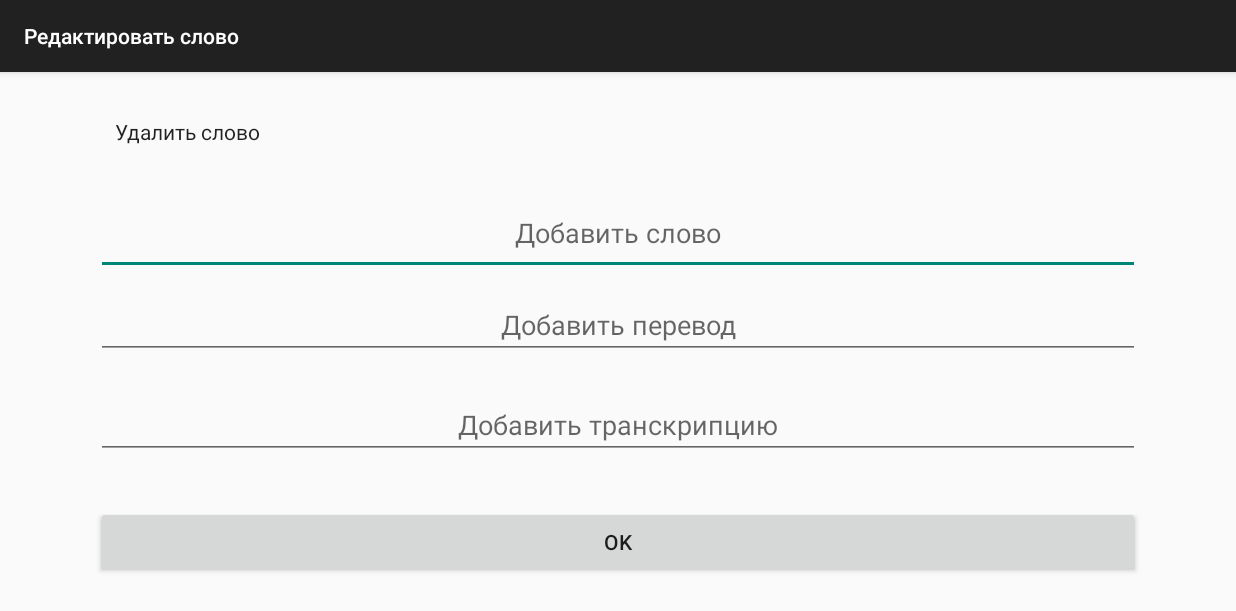
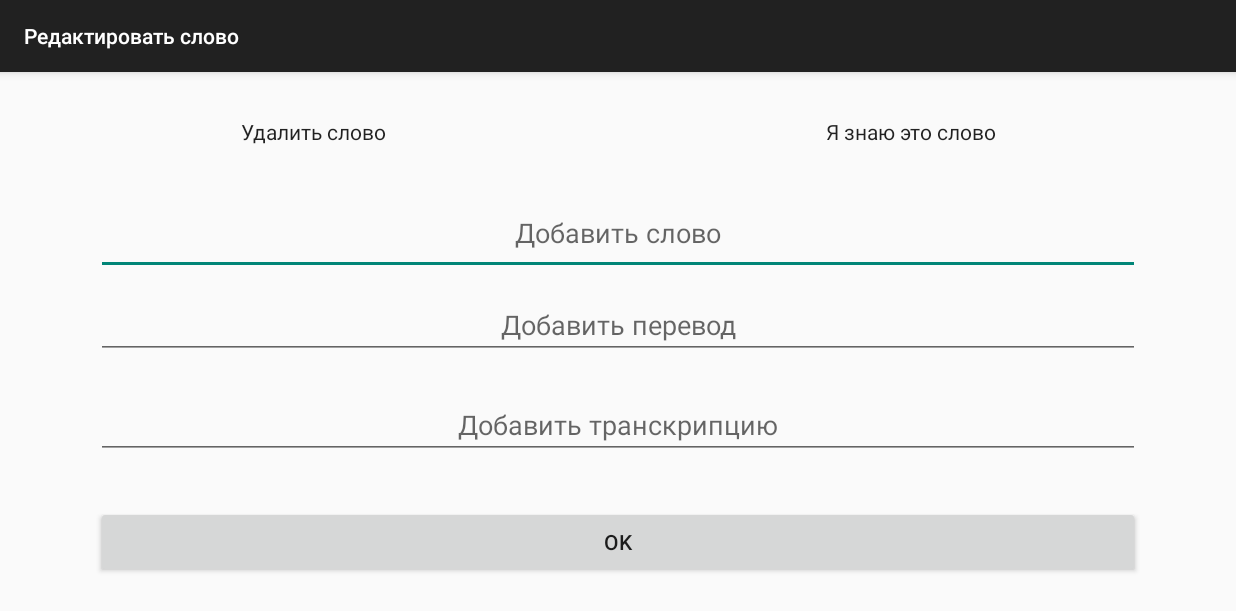
Before and after one commit to artstesh/WordCards, an Android app: the ChangeWordActivity screen opened directly, with no data from a screen before it, on a phone screen of 824 x 412 dp (held sideways). Shown: the top 611 px of the screen. Run offline under Robolectric (Android 15) with nearby library versions, the phone set to English and light mode, and no system bars.

Commit message:
IknowWord btn added

```diff
--- a/app/src/main/java/artstesh/wordcards/ChangeWordActivity.java
+++ b/app/src/main/java/artstesh/wordcards/ChangeWordActivity.java
@@ -21,6 +21,7 @@ public class ChangeWordActivity extends ActionBarActivity implements OnClickList
 	EditText etTransl;
 	Button btnOK;
 	Button btnDelete;
+	Button btnIknow;
 
 
 	@Override
@@ -35,9 +36,11 @@ public class ChangeWordActivity extends ActionBarActivity implements OnClickList
 		etTransl = (EditText) findViewById(R.id.etNewTransl);
 		btnOK = (Button) findViewById(R.id.btnOK);
 		btnDelete = (Button) findViewById(R.id.btnDelete);
+		btnIknow = (Button) findViewById(R.id.btnIknow);
 
 		btnOK.setOnClickListener(this);
 		btnDelete.setOnClickListener(this);
+		btnIknow.setOnClickListener(this);
 
 		etWord.setText(MainActivity.word.getName());
 		etTransc.setText(MainActivity.word.getTranscriprion());
@@ -65,5 +68,12 @@ public class ChangeWordActivity extends ActionBarActivity implements OnClickList
 			Intent intent = new Intent(this, MainActivity.class);
 			startActivity(intent);
 		}
+		else if(v.getId() == R.id.btnIknow)
+		{
+			ChangeDB.addLearnedWord(MainActivity.word);
+			MainActivity.randomWord.deleteWord(MainActivity.word);
+			Intent intent = new Intent(this, MainActivity.class);
+			startActivity(intent);
+		}
 	}
 }
--- a/app/src/main/java/artstesh/wordcards/tools/RandomWord.java
+++ b/app/src/main/java/artstesh/wordcards/tools/RandomWord.java
@@ -21,7 +21,7 @@ public class RandomWord
 
 	public Word getRandomWord()
 	{
-		//Collections.shuffle(words300);
+	//Collections.shuffle(words300);
 		if(words300.size()<1) {return new Word();}
 		int rand = (int) (Math.random()*words300.size());
 		int stoper = 10;
--- a/app/src/main/res/layout/activity_change_word.xml
+++ b/app/src/main/res/layout/activity_change_word.xml
@@ -32,8 +32,20 @@
                 android:layout_height="wrap_content"
                 android:text="@string/delete_nWord"
                 android:id="@+id/btnDelete"
-                android:layout_gravity="top|left"
-                style="@android:style/Widget.Holo.Light.ActionButton.Overflow"/>
+                style="@android:style/Widget.Holo.Light.ActionButton.Overflow"
+                android:layout_gravity="left"
+                android:layout_weight="1"/>
+
+            <Button
+                style="@android:style/Widget.Holo.Light.ActionButton.Overflow"
+                android:layout_width="wrap_content"
+                android:layout_height="wrap_content"
+                android:text="@string/i_know"
+                android:id="@+id/btnIknow"
+                android:layout_column="22"
+                android:layout_weight="1"
+                />
+
         </TableRow>
 
         <TableRow
--- a/app/src/main/res/values/strings.xml
+++ b/app/src/main/res/values/strings.xml
@@ -14,5 +14,6 @@
     <string name="learning_count">Изучаемых слов</string>
     <string name="learned_count">Изученных слов</string>
     <string name="stats">Статистика</string>
+    <string name="i_know">Я знаю это слово</string>
 
 </resources>
```
Also changed, not shown: app/src/main/java/artstesh/wordcards/tools/WordsFactory.java (+2 -12 lines).
